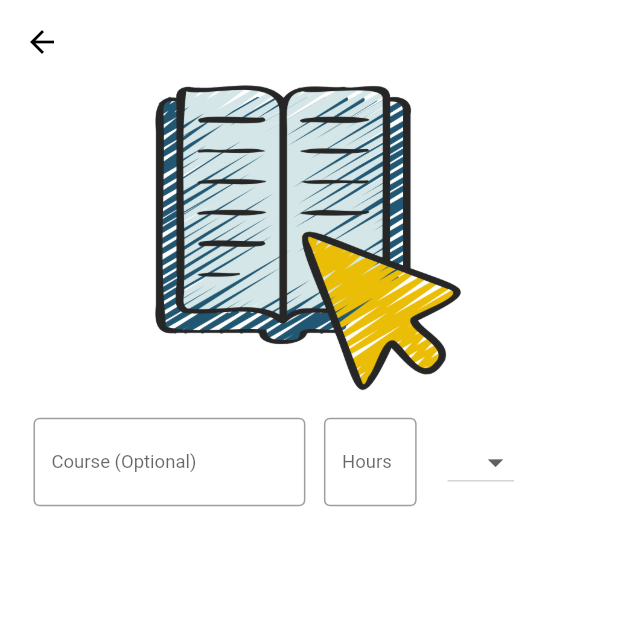
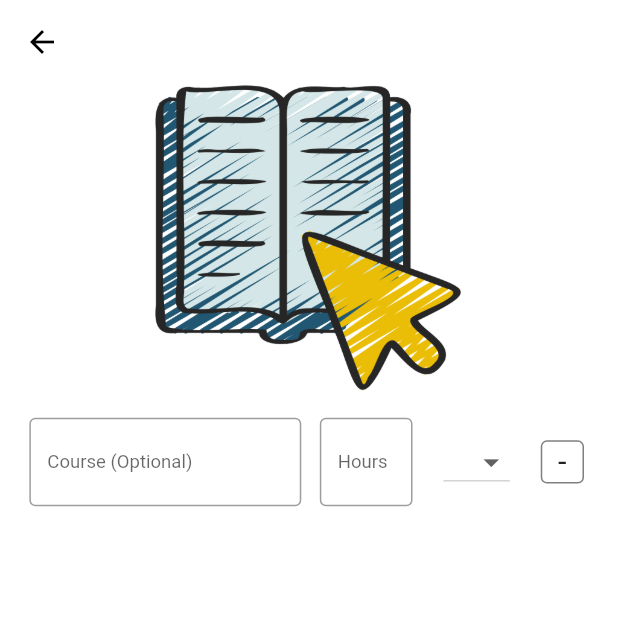
Before and after one commit to MuhammadTarek10/wtew-mobile, a Flutter app: the SemestersView screen opened by its route, after a tap on the "add" icon, on a phone screen of 412 x 824 dp, the top half of it. Run offline on Flutter 3.47's test engine with Material 2 defaults, Android fonts, the phone set to English and light mode, and no system bars; our stand-ins replace awesome_dialog, dartz, equatable, flutter_bloc, fluttertoast, get_it and 1 more; accounts and stored records are empty.

Commit message:
now can delete a subject, renamed talks as notes

```diff
--- a/lib/config/utils/app_assets.dart
+++ b/lib/config/utils/app_assets.dart
@@ -8,7 +8,7 @@ class AppAssets {
   static const String partners = 'assets/images/partners.png';
   static const String semester = 'assets/images/semester.png';
   static const String subject = 'assets/images/book.png';
-  static const String talks = 'assets/images/talks.png';
+  static const String notes = 'assets/images/notes.png';
 
   // sections
   static const String subjects = 'assets/sections/Subjects.png';
--- a/lib/config/utils/app_strings.dart
+++ b/lib/config/utils/app_strings.dart
@@ -9,7 +9,7 @@ class AppStrings {
   static const String welcomeMessage = "WTEW '22";
   static const String goToSmuPage = "SMU Page";
   static const String cancel = "Cancel";
-  static const String talks = "Talks";
+  static const String notes = "Notes";
   static const String gpaCalculator = "GPA Calculator";
   static const String partners = "Partners";
   static const String map = "Map";
--- a/lib/features/gpa_calculator/presentation/views/semesters_view.dart
+++ b/lib/features/gpa_calculator/presentation/views/semesters_view.dart
@@ -117,8 +117,8 @@ class _SemestersViewState extends State<SemestersView> {
           const Header(),
           const Divider(),
           DrawerItem(
-            title: AppStrings.talks,
-            icon: AppAssets.talks,
+            title: AppStrings.notes,
+            icon: AppAssets.notes,
             onTap: () =>
                 Navigator.pushReplacementNamed(context, AppRoutes.homeRoute),
           ),
--- a/lib/features/gpa_calculator/presentation/views/subject_view.dart
+++ b/lib/features/gpa_calculator/presentation/views/subject_view.dart
@@ -29,7 +29,11 @@ class _SubjectsViewState extends State<SubjectsView> {
   @override
   void initState() {
     subjects = List.generate(
-        1, (index) => SubjectInputsWidget(data: data[index]),
+        1,
+        (index) => SubjectInputsWidget(
+              data: data[index],
+              onDelete: () => onDelete(data[index]),
+            ),
         growable: true);
     super.initState();
   }
@@ -58,7 +62,10 @@ class _SubjectsViewState extends State<SubjectsView> {
                   child: Row(
                     mainAxisAlignment: MainAxisAlignment.spaceEvenly,
                     children: [
-                      SubjectInputsWidget(data: data[index]),
+                      SubjectInputsWidget(
+                        data: data[index],
+                        onDelete: () => onDelete(data[index]),
+                      ),
                       SizedBox(width: context.width * 0.02),
                     ],
                   ),
@@ -86,7 +93,12 @@ class _SubjectsViewState extends State<SubjectsView> {
                   onTap: () {
                     setState(() {
                       data.add(SubjectInputData());
-                      subjects!.add(SubjectInputsWidget(data: data[counter++]));
+                      subjects!.add(
+                        SubjectInputsWidget(
+                          onDelete: () => onDelete(data[counter]),
+                          data: data[counter++],
+                        ),
+                      );
                     });
                   },
                   title: AppStrings.addSubject,
@@ -129,4 +141,12 @@ class _SubjectsViewState extends State<SubjectsView> {
       ),
     );
   }
+
+  void onDelete(SubjectInputData data) {
+    setState(() {
+      this.data.remove(data);
+      subjects!.removeWhere((element) => element.data == data);
+      --counter;
+    });
+  }
 }
--- a/lib/features/gpa_calculator/presentation/widgets/subject_inputs.dart
+++ b/lib/features/gpa_calculator/presentation/widgets/subject_inputs.dart
@@ -6,9 +6,11 @@ class SubjectInputsWidget extends StatefulWidget {
   const SubjectInputsWidget({
     Key? key,
     required this.data,
+    required this.onDelete,
   }) : super(key: key);
 
   final SubjectInputData data;
+  final VoidCallback onDelete;
 
   @override
   State<SubjectInputsWidget> createState() => _SubjectInputsWidgetState();
@@ -64,7 +66,25 @@ class _SubjectInputsWidgetState extends State<SubjectInputsWidget> {
             },
           ),
         ),
-        SizedBox(width: context.width * 0.1),
+        SizedBox(width: context.width * 0.05),
+        InkWell(
+          onTap: widget.onDelete,
+          child: Container(
+            width: context.width * 0.07,
+            height: context.width * 0.07,
+            decoration: BoxDecoration(
+              border: Border.all(
+                color: Colors.black.withOpacity(0.5),
+              ),
+              borderRadius: BorderRadius.circular(context.width * 0.01),
+            ),
+            child: Center(
+                child: Text(
+              "-",
+              style: TextStyle(fontSize: context.width * 0.05),
+            )),
+          ),
+        ),
       ],
     );
   }
--- a/lib/features/home_view.dart
+++ b/lib/features/home_view.dart
@@ -44,8 +44,8 @@ class _HomeViewState extends State<HomeView> {
           const Header(),
           const Divider(),
           DrawerItem(
-            title: AppStrings.talks,
-            icon: AppAssets.talks,
+            title: AppStrings.notes,
+            icon: AppAssets.notes,
             onTap: () {
               if (ModalRoute.of(context)!.settings.name ==
                   AppRoutes.homeRoute) {
--- a/lib/features/partners/presentation/views/partners_view.dart
+++ b/lib/features/partners/presentation/views/partners_view.dart
@@ -31,8 +31,8 @@ class PartnersView extends StatelessWidget {
           const Header(),
           const Divider(),
           DrawerItem(
-            title: AppStrings.talks,
-            icon: AppAssets.talks,
+            title: AppStrings.notes,
+            icon: AppAssets.notes,
             onTap: () =>
                 Navigator.pushReplacementNamed(context, AppRoutes.homeRoute),
           ),
```
Also changed, not shown: lib/config/utils/app_constants.dart (+9 -3 lines), assets/images/notes.png (added).
